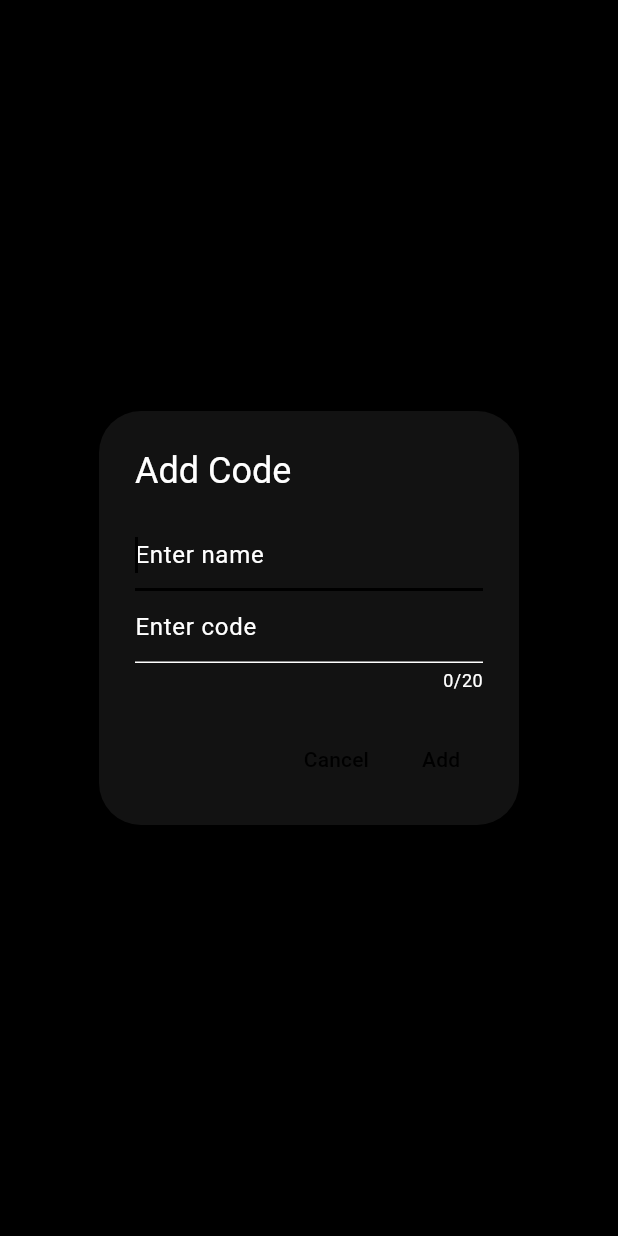
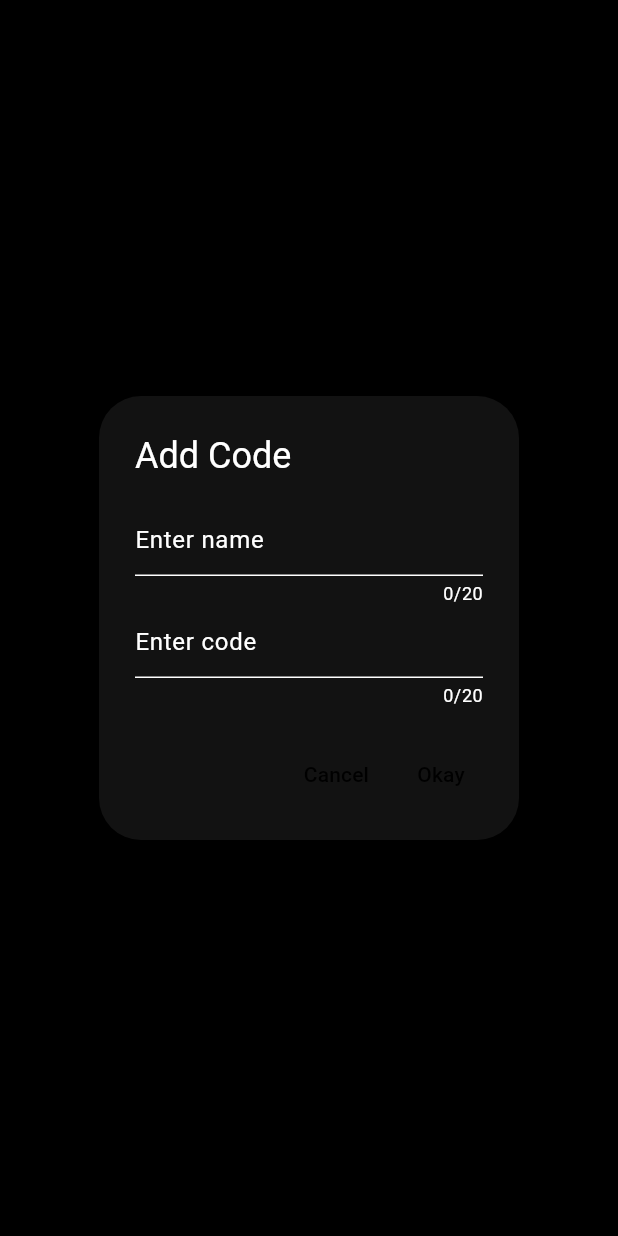
Before and after one commit to techexplorers123/wearcodes, a Flutter app: the screen it shows after launch, after a tap on the "add" icon, on a phone screen of 412 x 824 dp. Run offline on Flutter 3.47's test engine with Material 3 defaults, Android fonts, the phone set to English and light mode, and no system bars; our stand-ins replace barcode_widget, shared_preferences; missing offline and left inert: wear_plus, wearable_rotary.

```diff
--- a/lib/main.dart
+++ b/lib/main.dart
@@ -134,7 +134,7 @@ class _MainPageState extends State<MainPage> {
             TextField(
               controller: nameController,
               decoration: const InputDecoration(hintText: "Enter name"),
-              autofocus: true,
+              maxLength: 20,
             ),
             TextField(
               controller: codeController,
@@ -157,7 +157,7 @@ class _MainPageState extends State<MainPage> {
                 });
               }
             },
-            child: const Text("Add"),
+            child: const Text("Okay"),
           ),
         ],
       ),
@@ -294,7 +294,12 @@ class _MainPageState extends State<MainPage> {
                   ),
                 ],
               ),
-              child: const Icon(Icons.add, size: 40, color: Colors.black),
+              child: const Icon(
+                Icons.add,
+                size: 40,
+                color: Colors.black,
+                semanticLabel: "add",
+              ),
             ),
           ),
         ),
```
